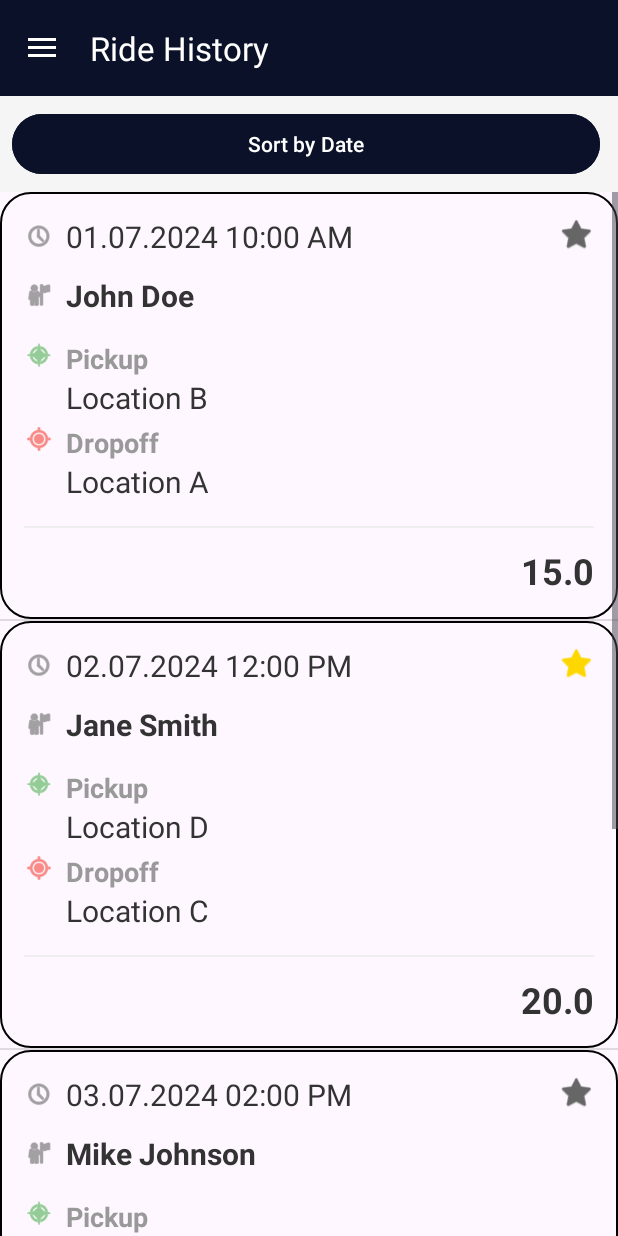
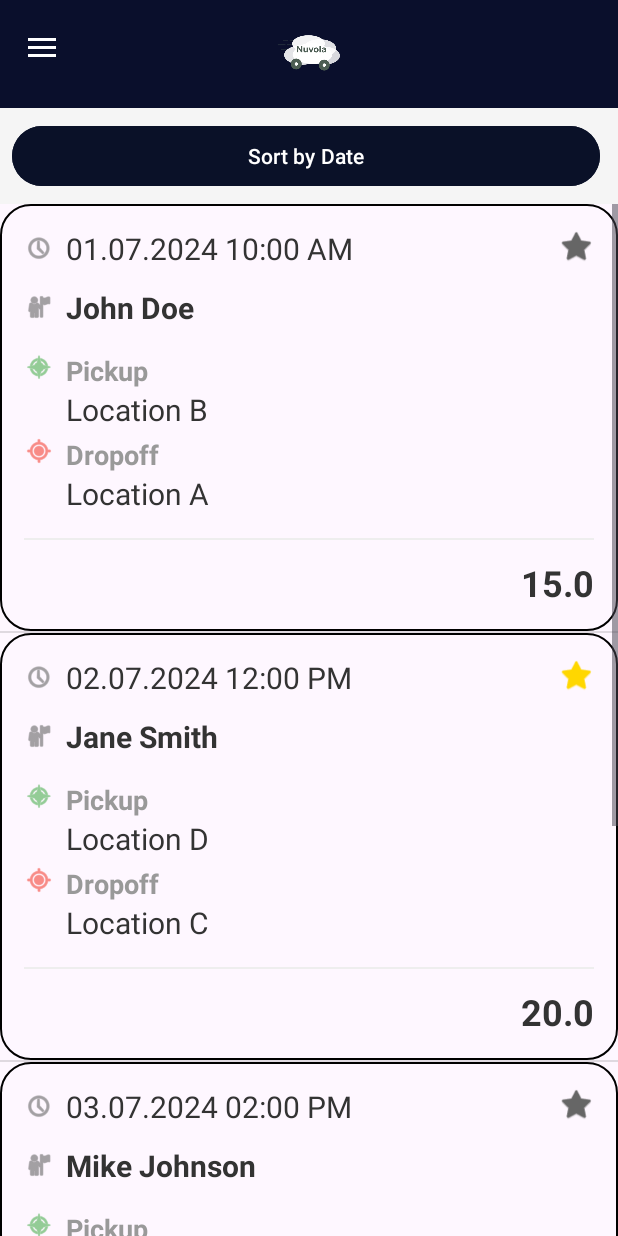
Before and after one commit to kzi-nastava/mrs-team13-Nuvola, an Android app: the DriverRideHistory screen opened directly, with no data from a screen before it, on a phone screen of 412 x 824 dp. Run offline under Robolectric (Android 15) with nearby library versions, the phone set to English and light mode, and no system bars.

Commit message:
Fix navbar in driver history

```diff
--- a/android/app/src/main/java/com/example/nuvola/activities/DriverRideHistory.java
+++ b/android/app/src/main/java/com/example/nuvola/activities/DriverRideHistory.java
@@ -43,9 +43,14 @@ public class DriverRideHistory extends AppCompatActivity
         toolbar = findViewById(R.id.toolbar);
         setSupportActionBar(toolbar);
 
+        if (getSupportActionBar() != null) {
+            getSupportActionBar().setDisplayShowTitleEnabled(false);
+        }
+
+
         // Setup Drawer
         drawerLayout = findViewById(R.id.drawer_layout);
-        navigationView = findViewById(R.id.nav_view);
+        navigationView = findViewById(R.id.navView);
         navigationView.setNavigationItemSelectedListener(this);
 
         ActionBarDrawerToggle toggle = new ActionBarDrawerToggle(
--- a/android/app/src/main/res/layout/activity_driver_ride_history.xml
+++ b/android/app/src/main/res/layout/activity_driver_ride_history.xml
@@ -5,8 +5,7 @@
     xmlns:tools="http://schemas.android.com/tools"
     android:id="@+id/drawer_layout"
     android:layout_width="match_parent"
-    android:layout_height="match_parent"
-    tools:context=".activities.DriverRideHistory">
+    android:layout_height="match_parent">
 
     <!-- Glavni sadržaj -->
     <include
@@ -14,14 +13,16 @@
         android:layout_width="match_parent"
         android:layout_height="match_parent" />
 
-    <!-- Navigation Drawer -->
     <com.google.android.material.navigation.NavigationView
-        android:id="@+id/nav_view"
+        android:id="@+id/navView"
         android:layout_width="wrap_content"
         android:layout_height="match_parent"
         android:layout_gravity="start"
-        android:fitsSystemWindows="true"
-        app:headerLayout="@layout/nav_header"
-        app:menu="@menu/nav_menu" />
+
+        android:background="#0A0F2C"
+        app:menu="@menu/loged_drawer_menu"
+        app:itemTextColor="@android:color/white"
+        app:itemBackground="@android:color/transparent" />
+
 
 </androidx.drawerlayout.widget.DrawerLayout>
--- a/android/app/src/main/res/layout/activity_driver_ride_history_base.xml
+++ b/android/app/src/main/res/layout/activity_driver_ride_history_base.xml
@@ -14,10 +14,22 @@
         <androidx.appcompat.widget.Toolbar
             android:id="@+id/toolbar"
             android:layout_width="match_parent"
-            android:layout_height="?attr/actionBarSize"
-            android:background="#0A1128"
-            app:popupTheme="@style/ThemeOverlay.AppCompat.Light"
-            app:title="Ride History" />
+            android:layout_height="72dp"
+            android:background="#0A0F2C"
+            app:popupTheme="@style/ThemeOverlay.AppCompat.Light">
+
+            <!-- LOGO U CENTRU -->
+            <ImageView
+                android:id="@+id/ivLogo"
+                android:layout_width="130dp"
+                android:layout_height="44dp"
+                android:layout_gravity="center"
+                android:contentDescription="Nuvola logo"
+                android:src="@drawable/logo_nuvola"
+                android:scaleType="fitCenter" />
+
+        </androidx.appcompat.widget.Toolbar>
+
 
     </com.google.android.material.appbar.AppBarLayout>
 
```
